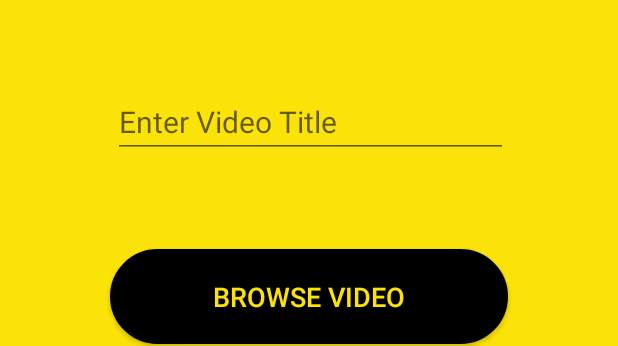
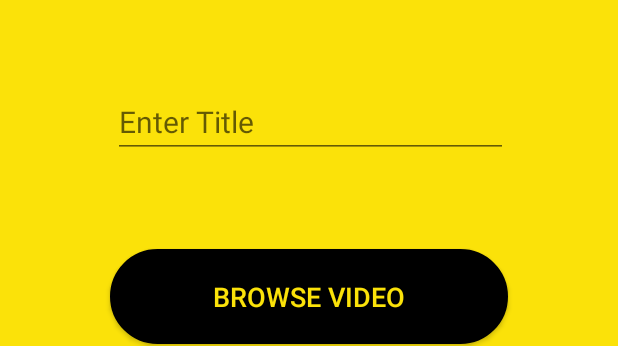
Before and after one commit to amrmoustafa99/SopongBop, an Android app: the layout activity_addvideo.xml on its own in the app's theme, with its tools: preview values and no code run, on a phone screen of 412 x 824 dp. Shown: the part 452-798 px from the top of the screen. Run offline under Robolectric (Android 15) with nearby library versions, the phone set to English and light mode, and no system bars.

Commit message:
remove text

```diff
--- a/app/src/main/res/layout/activity_addvideo.xml
+++ b/app/src/main/res/layout/activity_addvideo.xml
@@ -61,7 +61,7 @@
         android:layout_height="48dp"
         android:layout_marginTop="64dp"
         android:ems="10"
-        android:hint="Enter Video Title"
+        android:hint="Enter Title"
         android:inputType="textPersonName"
         android:textColor="#000"
         android:textSize="20sp"
```
